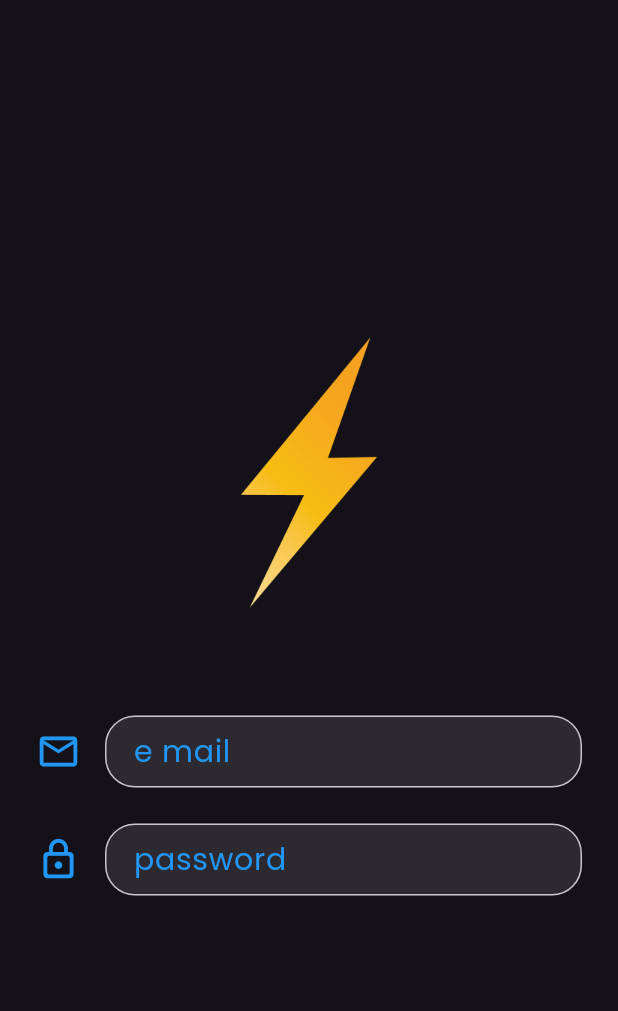
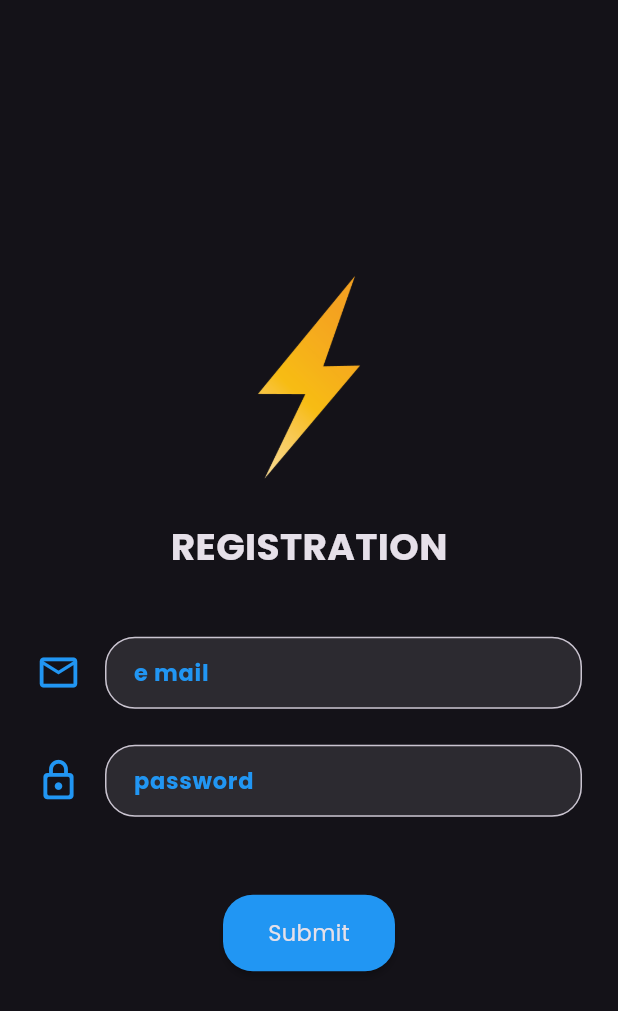
Before and after one commit to Fatah03111995/flashchat_medium, a Flutter app: the screen it shows after launch, on a phone screen of 412 x 824 dp. Shown: the top 1011 px of the screen. Run offline on Flutter 3.47's test engine with Material 3 defaults, Android fonts, the phone set to English and light mode, and no system bars; our stand-ins replace google_fonts.

Commit message:
feat (registration) : design ui done

```diff
--- a/lib/ui/components/input_text.dart
+++ b/lib/ui/components/input_text.dart
@@ -5,10 +5,16 @@ class InputText extends StatelessWidget {
   final String label;
   final String? hint;
   final IconData icon;
+  final bool isRequired;
+  final bool isNotVisible;
   final TextEditingController controller;
+  final Widget? suffix;
 
   const InputText(
       {super.key,
+      this.suffix,
+      this.isRequired = false,
+      this.isNotVisible = false,
       required this.icon,
       required this.controller,
       required this.label,
@@ -19,15 +25,29 @@ class InputText extends StatelessWidget {
     return Padding(
       padding: const EdgeInsets.symmetric(vertical: 12),
       child: TextFormField(
+        obscureText: isNotVisible,
+        validator: (value) {
+          if (isRequired) {
+            switch (value) {
+              case null || '':
+                return 'please fill the column !';
+              default:
+                return null;
+            }
+          } else {
+            return null;
+          }
+        },
         decoration: InputDecoration(
           label: Text(label),
           labelStyle: TextStyles.formLabel,
+          floatingLabelStyle: TextStyles.formLabel,
           hintText: hint,
           hintStyle: TextStyles.formHint,
           errorStyle: TextStyles.formErr,
           contentPadding: const EdgeInsets.symmetric(
             horizontal: 15,
-            vertical: 10,
+            // vertical: 10,
           ),
           border: OutlineInputBorder(borderRadius: BorderRadius.circular(20)),
           focusedBorder: OutlineInputBorder(
@@ -40,6 +60,7 @@ class InputText extends StatelessWidget {
             size: 30,
             color: Colors.blue,
           ),
+          suffix: suffix,
         ),
         style: TextStyles.formVal,
         controller: controller,
--- a/lib/ui/pages/registration_page.dart
+++ b/lib/ui/pages/registration_page.dart
@@ -10,9 +10,10 @@ class RegistrationPage extends StatefulWidget {
 }
 
 class _RegistrationPageState extends State<RegistrationPage> {
-  final GlobalKey _formkey = GlobalKey<FormState>();
+  final _formkey = GlobalKey<FormState>();
   TextEditingController emailController = TextEditingController();
   TextEditingController passwordController = TextEditingController();
+  bool isPassNotVisible = true;
 
   @override
   Widget build(BuildContext context) {
@@ -25,26 +26,71 @@ class _RegistrationPageState extends State<RegistrationPage> {
             children: [
               const Image(
                 image: AssetImage('images/logo.png'),
-                height: 200,
+                height: 150,
               ),
               const SizedBox(
-                height: 50,
+                height: 20,
+              ),
+              Text(
+                'REGISTRATION',
+                style: TextStyles.mlBold,
+              ),
+              const SizedBox(
+                height: 30,
               ),
               Form(
+                  key: _formkey,
                   child: Column(
-                key: _formkey,
                     children: [
                       InputText(
                         icon: Icons.email_outlined,
                         controller: emailController,
                         label: 'e mail',
                         hint: 'input your e-mail',
+                        isRequired: true,
                       ),
                       InputText(
                         icon: Icons.lock_outline_rounded,
-                    controller: emailController,
+                        controller: passwordController,
                         label: 'password',
+                        hint: 'input your password',
+                        isRequired: true,
+                        isNotVisible: isPassNotVisible,
+                        suffix: RawMaterialButton(
+                          elevation: 3,
+                          constraints:
+                              const BoxConstraints(minWidth: 0, minHeight: 0),
+                          // minWidth: double.minPositive,
+                          // height: double.minPositive,
+                          padding: const EdgeInsets.all(5),
+                          shape: const CircleBorder(),
+                          onPressed: () => setState(() {
+                            isPassNotVisible = !isPassNotVisible;
+                          }),
+                          child: isPassNotVisible
+                              ? const Icon(Icons.disabled_visible)
+                              : const Icon(Icons.visibility),
                         ),
+                      ),
+                      const SizedBox(height: 40),
+                      RawMaterialButton(
+                        padding: const EdgeInsets.symmetric(
+                            vertical: 15, horizontal: 30),
+                        fillColor: Colors.blue,
+                        splashColor: Colors.lightBlue,
+                        shape: const RoundedRectangleBorder(
+                            borderRadius:
+                                BorderRadius.all(Radius.circular(20))),
+                        onPressed: () {
+                          if (_formkey.currentState!.validate()) {
+                            print('work !!');
+                          }
+                        },
+                        child: Text(
+                          'Submit',
+                          style: TextStyles.m,
+                        ),
+                      )
                     ],
                   ))
             ],
--- a/lib/ui/style/textstyles.dart
+++ b/lib/ui/style/textstyles.dart
@@ -5,13 +5,13 @@ class TextStyles {
   static TextStyle get general => GoogleFonts.poppins(
       fontWeight: FontWeight.normal, fontSize: 18, fontStyle: FontStyle.normal);
 
-  static TextStyle get s => general.copyWith(fontSize: 10);
+  static TextStyle get s => general.copyWith(fontSize: 7);
   static TextStyle get sBold => s.copyWith(fontWeight: FontWeight.bold);
-  static TextStyle get sm => general.copyWith(fontSize: 15);
+  static TextStyle get sm => general.copyWith(fontSize: 10);
   static TextStyle get smBold => sm.copyWith(fontWeight: FontWeight.bold);
-  static TextStyle get m => general.copyWith(fontSize: 20);
+  static TextStyle get m => general.copyWith(fontSize: 15);
   static TextStyle get mBold => m.copyWith(fontWeight: FontWeight.bold);
-  static TextStyle get ml => general.copyWith(fontSize: 30);
+  static TextStyle get ml => general.copyWith(fontSize: 25);
   static TextStyle get mlBold => ml.copyWith(fontWeight: FontWeight.bold);
   static TextStyle get l => general.copyWith(fontSize: 40);
   static TextStyle get lBold => l.copyWith(fontWeight: FontWeight.bold);
@@ -23,7 +23,7 @@ class TextStyles {
   static TextStyle get formHint => sm.copyWith(
         color: Colors.grey.shade700.withOpacity(0.8),
       );
-  static TextStyle get formErr => sBold.copyWith(color: Colors.red);
-  static TextStyle get formLabel => m.copyWith(color: Colors.blue);
-  static TextStyle get formVal => sm.copyWith(color: Colors.blue);
+  static TextStyle get formErr => smBold.copyWith(color: Colors.red);
+  static TextStyle get formLabel => mBold.copyWith(color: Colors.blue);
+  static TextStyle get formVal => m.copyWith(color: Colors.blue);
 }
```
Also changed, not shown: lib/ui/components/rectbutton.dart (added). Lines whose indentation alone changed are shown as unchanged.
